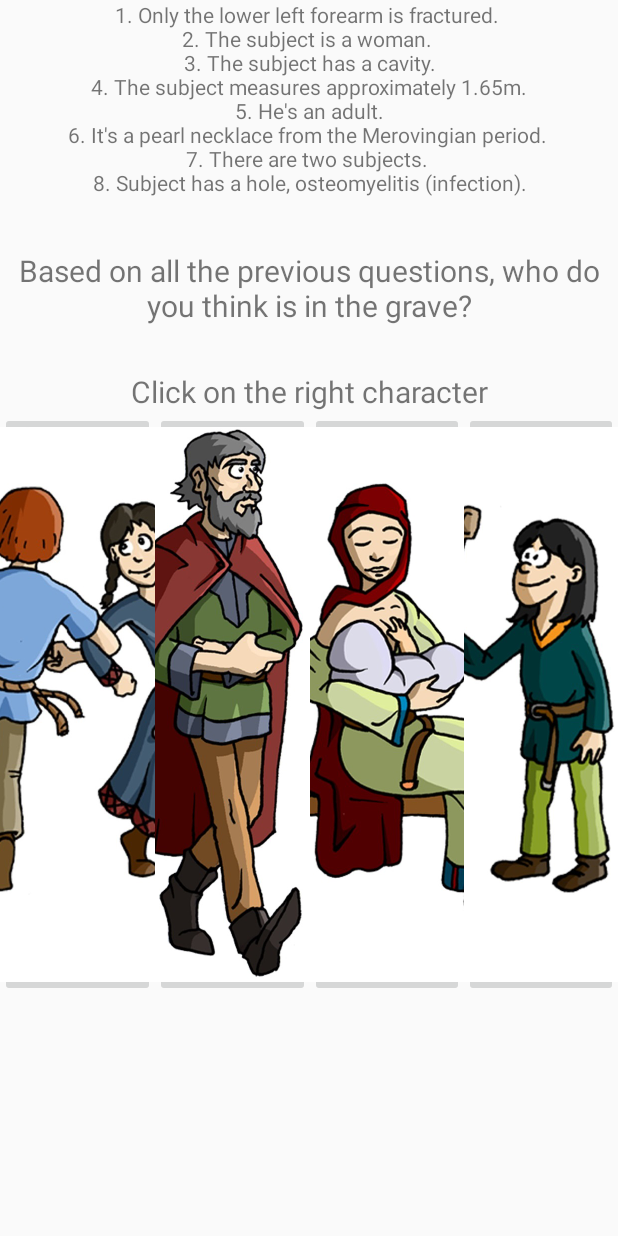
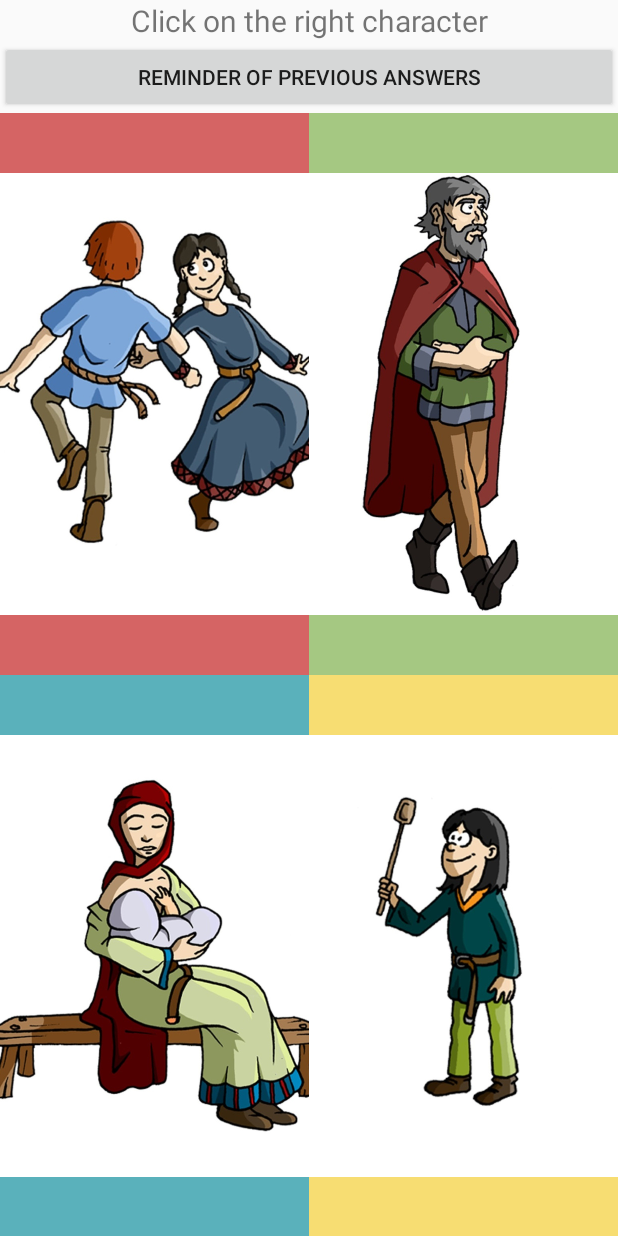
Before and after one commit to lubenard/archeo, an Android app: the fragment FinalQuizz shown on its own in the app's theme, on a phone screen of 412 x 824 dp. Run offline under Robolectric (Android 15) with nearby library versions, the phone set to English and light mode, and no system bars; libraries missing offline, so code that uses them is left out: com.plattysoft.leonids; 1 statement that could not run was skipped.

Commit message:
Changed design of final quizz + images are smaller

```diff
--- a/app/src/main/java/com/lubenard/dingos/DebugMenuFragment.java
+++ b/app/src/main/java/com/lubenard/dingos/DebugMenuFragment.java
@@ -33,6 +33,7 @@ public class DebugMenuFragment extends Fragment implements View.OnClickListener
         Button video6 = view.findViewById(R.id.debug_launch_video6);
         Button video7 = view.findViewById(R.id.debug_launch_video7);
         Button video8 = view.findViewById(R.id.debug_launch_video8);
+        Button video9 = view.findViewById(R.id.debug_launch_video9);
 
         intro.setOnClickListener(this);
         video1.setOnClickListener(this);
@@ -43,6 +44,7 @@ public class DebugMenuFragment extends Fragment implements View.OnClickListener
         video6.setOnClickListener(this);
         video7.setOnClickListener(this);
         video8.setOnClickListener(this);
+        video9.setOnClickListener(this);
     }
 
     @Override
@@ -76,11 +78,19 @@ public class DebugMenuFragment extends Fragment implements View.OnClickListener
             case R.id.debug_launch_video8:
                 itemIndex = 8;
                 break;
+            case R.id.debug_launch_video9:
+                itemIndex = 9;
+                break;
         }
-        WaitScan.setShouldQuizzLaunch(1);
-        WaitScan.setItemChoice(itemIndex, WaitScan.getResArray()[itemIndex]);
+
         FragmentTransaction fragmentTransaction = getFragmentManager().beginTransaction();
-        VideoPlayerFragment fragment = new VideoPlayerFragment();
+        Fragment fragment;
+        if (itemIndex != 9) {
+            WaitScan.setShouldQuizzLaunch(1);
+            WaitScan.setItemChoice(itemIndex, WaitScan.getResArray()[itemIndex]);
+            fragment = new VideoPlayerFragment();
+        } else
+            fragment = new FinalQuizz();
         fragmentTransaction.replace(android.R.id.content, fragment);
         fragmentTransaction.commit();
     }
--- a/app/src/main/java/com/lubenard/dingos/EndFragment.java
+++ b/app/src/main/java/com/lubenard/dingos/EndFragment.java
@@ -29,14 +29,11 @@ public class EndFragment extends Fragment {
 
         Button exitApp = view.findViewById(R.id.exitApp);
 
-        exitApp.setOnClickListener(new View.OnClickListener() {
-            @Override
-            public void onClick(View view) {
-                // Remove saved user progress before exiting
-                SharedPreferences preferences = getActivity().getPreferences(Context.MODE_PRIVATE);
-                preferences.edit().remove("DISCOVERED_PROGRESS").apply();
-                getActivity().finish();
-            }
+        exitApp.setOnClickListener(view1 -> {
+            // Remove saved user progress before exiting
+            SharedPreferences preferences = getActivity().getPreferences(Context.MODE_PRIVATE);
+            preferences.edit().remove("DISCOVERED_PROGRESS").apply();
+            getActivity().finish();
         });
 
         DisplayMetrics displayMetrics = new DisplayMetrics();
--- a/app/src/main/java/com/lubenard/dingos/FinalQuizz.java
+++ b/app/src/main/java/com/lubenard/dingos/FinalQuizz.java
@@ -26,16 +26,16 @@ public class FinalQuizz extends Fragment implements View.OnClickListener {
     public void onViewCreated(View view, Bundle savedInstanceState) {
         super.onViewCreated(view, savedInstanceState);
 
-        view.findViewById(R.id.imageButton).setOnClickListener(this);
-        view.findViewById(R.id.imageButton2).setOnClickListener(this);
-        view.findViewById(R.id.imageButton3).setOnClickListener(this);
-        view.findViewById(R.id.imageButton4).setOnClickListener(this);
+        view.findViewById(R.id.final_answer1).setOnClickListener(this);
+        view.findViewById(R.id.final_answer2).setOnClickListener(this);
+        view.findViewById(R.id.final_answer3).setOnClickListener(this);
+        view.findViewById(R.id.final_answer4).setOnClickListener(this);
     }
 
     @Override
     public void onClick(View view) {
         Log.d("FINAL_QUIZZ", "Clicked on id " + view.getId());
-        if (view.getId() == R.id.imageButton2) {
+        if (view.getId() == R.id.final_answer2) {
             Toast.makeText(getContext(), getContext().getString(R.string.good_answer), Toast.LENGTH_SHORT).show();
             new ParticleSystem(getActivity(), 10, R.drawable.star, 3000)
                     .setSpeedByComponentsRange(-0.2f, 0.3f, -0.2f, 0.03f)
@@ -47,7 +47,7 @@ public class FinalQuizz extends Fragment implements View.OnClickListener {
                     .oneShot(view, 10);
             FragmentManager fragmentManager = getFragmentManager();
             FragmentTransaction fragmentTransaction = fragmentManager.beginTransaction();
-            WaitScan fragment = new WaitScan();
+            EndFragment fragment = new EndFragment();
             fragmentTransaction.replace(android.R.id.content, fragment);
             fragmentTransaction.commit();
         } else {
--- a/app/src/main/java/com/lubenard/dingos/WaitScan.java
+++ b/app/src/main/java/com/lubenard/dingos/WaitScan.java
@@ -227,7 +227,7 @@ public class WaitScan extends Fragment {
                                 hasIntroBeenScanned = true;
                                 error = false;
                                 setShouldQuizzLaunch(1);
-                            } else if (elementRead == 10) {
+                            } else if (elementRead == 9) {
                                 Log.d(TAG, "Element read is 10");
                                 if (elementDiscoveredArray.size() == 9) {
                                     Log.d(TAG, "Element read is 10 and size of elementArraydiscovered is 9");
@@ -240,15 +240,6 @@ public class WaitScan extends Fragment {
                                     fragmentTransaction.commit();
                                 } else {
                                     toastInsideThread(curContext.getString(R.string.not_all_video_scanned));
-                                    error = true;
-                                }
-                            } else if (elementRead == 9) {
-                                Log.d(TAG, "Element read is 9");
-                                if (hasFinalQuizzBeenDone) {
-                                    error = false;
-                                    setShouldQuizzLaunch(0);
-                                } else {
-                                    toastInsideThread(curContext.getString(R.string.not_right_card));
                                     error = true;
                                 }
                             } else if (elementRead > 0 && elementRead < 9) {
@@ -281,17 +272,14 @@ public class WaitScan extends Fragment {
                             if (VideoPlayerFragment.getIsInsideVideo()) {
                                 Log.d(TAG, "I should set pause/unpause on video");
                                 VideoPlayerFragment.setVideoPlayerStatus();
-                            } else {
+                            } else
                                 toastInsideThread(curContext.getString(R.string.currently_inside_video));
-                            }
                         } else {
-                            if (VideoPlayerFragment.getIsInsideVideo()){
+                            if (VideoPlayerFragment.getIsInsideVideo())
                                 Log.d(TAG, "The card is passed during video and is not play/pause");
-                                toastInsideThread(curContext.getString(R.string.bad_card_code));
-                            } else {
+                            else
                                 Log.d(TAG, "This card is not between 48 and 57. It's code actually is " + dataRead);
-                                toastInsideThread(curContext.getString(R.string.bad_card_code));
-                            }
+                            toastInsideThread(curContext.getString(R.string.bad_card_code));
                         }
                     }
                 } catch (InterruptedIOException e) {
--- a/app/src/main/res/layout/debug_fragment.xml
+++ b/app/src/main/res/layout/debug_fragment.xml
@@ -57,4 +57,10 @@
 		android:layout_width="match_parent"
 		android:layout_height="wrap_content"
 		android:text="launch video tibia" />
+
+	<Button
+		android:id="@+id/debug_launch_video9"
+		android:layout_width="match_parent"
+		android:layout_height="wrap_content"
+		android:text="launch final quizz" />
 </LinearLayout>
--- a/app/src/main/res/layout/final_quizz.xml
+++ b/app/src/main/res/layout/final_quizz.xml
@@ -1,71 +1,86 @@
 <?xml version="1.0" encoding="utf-8"?>
 
-<ScrollView xmlns:android="http://schemas.android.com/apk/res/android"
-	xmlns:app="http://schemas.android.com/apk/res-auto"
-	android:layout_width="match_parent"
-	android:layout_height="match_parent">
-
-	<LinearLayout
+<LinearLayout xmlns:android="http://schemas.android.com/apk/res/android"
 	android:layout_width="match_parent"
 	android:layout_height="match_parent"
+	xmlns:app="http://schemas.android.com/apk/res-auto"
 	android:orientation="vertical">
-
-		<TextView
-			android:id="@+id/textView15"
-			android:layout_width="match_parent"
-			android:layout_height="wrap_content"
-			android:gravity="center"
-			android:text="@string/recap" />
-
-		<TextView
-			android:id="@+id/final_quizz_question"
-			android:layout_width="match_parent"
-			android:layout_height="wrap_content"
-			android:layout_marginTop="35dp"
-			android:textSize="20sp"
-			android:gravity="center"
-			android:text="@string/final_quizz_question" />
 
 	<TextView
 		android:id="@+id/final_quizz_consigne"
 		android:layout_width="match_parent"
 		android:layout_height="wrap_content"
-			android:layout_marginTop="30dp"
 		android:textSize="20sp"
 		android:gravity="center"
 		android:text="@string/final_quizz_consigne" />
 
+	<Button
+		android:id="@+id/button"
+		android:layout_width="match_parent"
+		android:layout_height="wrap_content"
+		android:text="@string/reminder_prec_answer_final_quizz" />
+
 	<LinearLayout
 			android:layout_width="match_parent"
-			android:layout_height="wrap_content">
+			android:layout_height="match_parent"
+			android:orientation="horizontal">
+
+			<LinearLayout
+				android:layout_width="match_parent"
+				android:layout_height="match_parent"
+				android:orientation="vertical"
+				android:layout_weight="1">
 
 				<ImageButton
-				android:id="@+id/imageButton"
-				android:layout_width="wrap_content"
-				android:layout_height="wrap_content"
-				android:layout_weight="1"
-				app:srcCompat="@drawable/perso1" />
+					android:id="@+id/final_answer1"
+					android:layout_width="match_parent"
+					android:layout_height="match_parent"
+					android:layout_gravity="center_horizontal"
+					android:background="#D56464"
+					app:srcCompat="@drawable/perso1"
+					android:textSize="20dp"
+					android:text="Answer 1"
+					android:layout_weight="1"/>
 
 				<ImageButton
-				android:id="@+id/imageButton2"
-				android:layout_width="wrap_content"
-				android:layout_height="wrap_content"
+					android:id="@+id/final_answer3"
+					android:layout_width="match_parent"
+					android:background="#5ab1bb"
+					android:textSize="20dp"
+					android:layout_height="match_parent"
+					android:layout_gravity="center_horizontal"
+					app:srcCompat="@drawable/perso3"
 					android:layout_weight="1"
-				app:srcCompat="@drawable/perso2" />
+					android:text="Answer 3" />
+			</LinearLayout>
+
+			<LinearLayout
+				android:layout_width="match_parent"
+				android:layout_height="match_parent"
+				android:orientation="vertical"
+				android:layout_weight="1">
 
 				<ImageButton
-				android:id="@+id/imageButton3"
-				android:layout_width="wrap_content"
-				android:layout_height="wrap_content"
-				android:layout_weight="1"
-				app:srcCompat="@drawable/perso3" />
+					android:id="@+id/final_answer2"
+					android:layout_width="match_parent"
+					android:layout_height="match_parent"
+					android:layout_gravity="center_horizontal"
+					android:background="#a5c882"
+					app:srcCompat="@drawable/perso2"
+					android:textSize="20dp"
+					android:text="Answer 2"
+					android:layout_weight="1"/>
 
 				<ImageButton
-				android:id="@+id/imageButton4"
-				android:layout_width="wrap_content"
-				android:layout_height="wrap_content"
-				android:layout_weight="1"
-				app:srcCompat="@drawable/perso4" />
+					android:id="@+id/final_answer4"
+					android:layout_width="match_parent"
+					android:layout_height="match_parent"
+					android:layout_gravity="center_horizontal"
+					android:background="#f7dd72"
+					app:srcCompat="@drawable/perso4"
+					android:textSize="20dp"
+					android:text="Answer 4"
+					android:layout_weight="1"/>
 			</LinearLayout>
 		</LinearLayout>
-</ScrollView>
+</LinearLayout>
--- a/app/src/main/res/values/strings.xml
+++ b/app/src/main/res/values/strings.xml
@@ -139,4 +139,5 @@
     <string name="about_to_quit">You are about to quit the app. If you want to quit, press back again</string>
     <string name="bluetooth_title">Connect to a bluetooth device</string>
 	<string name="dingos_quizz_time" translatable="false">Ding\'os - QUIZZ TIME !</string>
+	<string name="reminder_prec_answer_final_quizz">Reminder of previous answers</string>
 </resources>
```
Also changed, not shown: app/src/main/res/drawable-xxhdpi/perso1.jpg, app/src/main/res/drawable-xxhdpi/perso2.jpg, app/src/main/res/drawable-xxhdpi/perso3.jpg, app/src/main/res/drawable-xxhdpi/perso4.jpg, 1 other file. Lines whose indentation alone changed are shown as unchanged.
